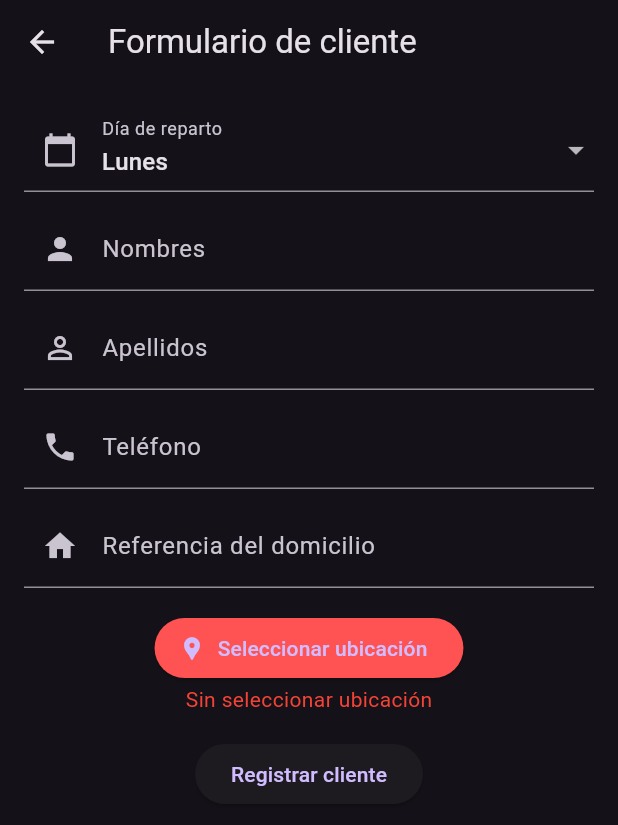
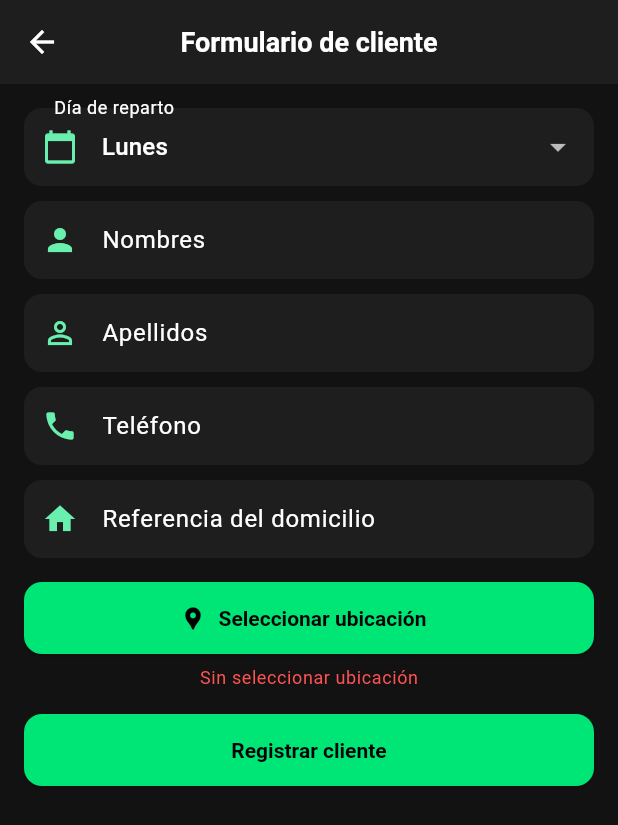
Before and after one commit to NOESUA/app_reparto, a Flutter app: the ClientesFormularioScreen screen opened by its route, on a phone screen of 412 x 824 dp. Shown: the top 825 px of the screen. Run offline on Flutter 3.47's test engine with Material 3 defaults, Android fonts, the phone set to English and light mode, and no system bars.

Commit message:
Actualización de diseño y unificacion de archivo theme

```diff
--- a/lib/core/theme.dart
+++ b/lib/core/theme.dart
@@ -1,11 +1,53 @@
 import 'package:flutter/material.dart';
 
-final ThemeData appTheme = ThemeData.dark().copyWith(
-  primaryColor: Colors.limeAccent,
+final ThemeData appTheme = ThemeData(
+  brightness: Brightness.dark,
+  colorScheme: ColorScheme.dark(
+    primary: Colors.greenAccent.shade400,
+    secondary: Colors.greenAccent.shade200,
+    error: Colors.redAccent,
+  ),
+
   scaffoldBackgroundColor: const Color(0xFF121212),
+
+  // Tipografía global
   textTheme: const TextTheme(
-    bodyLarge: TextStyle(fontSize: 16, color: Colors.white),
+    bodyLarge: TextStyle(fontSize: 16),
+    bodyMedium: TextStyle(fontSize: 14),
+    bodySmall: TextStyle(fontSize: 12, color: Colors.grey),
     titleLarge: TextStyle(fontSize: 20, fontWeight: FontWeight.bold),
   ),
-  colorScheme: ColorScheme.fromSwatch().copyWith(secondary: Colors.limeAccent),
+
+  // Estilo para inputs
+  inputDecorationTheme: InputDecorationTheme(
+    filled: true,
+    fillColor: const Color(0xFF1E1E1E),
+    labelStyle: const TextStyle(color: Colors.white),
+    prefixIconColor: Colors.greenAccent,
+    border: OutlineInputBorder(
+      borderRadius: BorderRadius.circular(12),
+      borderSide: BorderSide.none,
+    ),
+    contentPadding: const EdgeInsets.symmetric(vertical: 14, horizontal: 16),
+  ),
+
+  // Botones elevados
+  elevatedButtonTheme: ElevatedButtonThemeData(
+    style: ElevatedButton.styleFrom(
+      backgroundColor: Colors.greenAccent.shade400,
+      foregroundColor: Colors.black,
+      shape: RoundedRectangleBorder(borderRadius: BorderRadius.circular(12)),
+      minimumSize: const Size.fromHeight(48),
+      textStyle: const TextStyle(fontWeight: FontWeight.bold),
+    ),
+  ),
+
+  // AppBar
+  appBarTheme: const AppBarTheme(
+    backgroundColor: Color(0xFF1E1E1E),
+    foregroundColor: Colors.white,
+    elevation: 0,
+    centerTitle: true,
+    titleTextStyle: TextStyle(fontSize: 18, fontWeight: FontWeight.bold),
+  ),
 );
--- a/lib/screens/clientes/clientes_formulario_screen.dart
+++ b/lib/screens/clientes/clientes_formulario_screen.dart
@@ -1,5 +1,3 @@
-// archivo: clientes_formulario_screen.dart
-
 import 'package:flutter/material.dart';
 import 'clientes_mapa_screen.dart';
 
@@ -20,6 +18,7 @@ class _ClientesFormularioScreenState extends State<ClientesFormularioScreen> {
   late TextEditingController _apellidosController;
   late TextEditingController _telefonoController;
   late TextEditingController _referenciaController;
+
   String? _ubicacion;
   String _dia = 'Lunes';
 
@@ -42,10 +41,7 @@ class _ClientesFormularioScreenState extends State<ClientesFormularioScreen> {
     return Scaffold(
       appBar: AppBar(
         title: const Text('Formulario de cliente'),
-        leading: IconButton(
-          icon: const Icon(Icons.arrow_back),
-          onPressed: () => Navigator.pop(context),
-        ),
+        leading: BackButton(),
       ),
       body: SingleChildScrollView(
         padding: const EdgeInsets.all(16),
@@ -92,6 +88,7 @@ class _ClientesFormularioScreenState extends State<ClientesFormularioScreen> {
               const SizedBox(height: 10),
               TextFormField(
                 controller: _telefonoController,
+                keyboardType: TextInputType.phone,
                 decoration: const InputDecoration(
                   labelText: 'Teléfono',
                   prefixIcon: Icon(Icons.phone),
@@ -106,6 +103,8 @@ class _ClientesFormularioScreenState extends State<ClientesFormularioScreen> {
                 ),
               ),
               const SizedBox(height: 16),
+
+              /// BOTÓN DE UBICACIÓN
               ElevatedButton.icon(
                 onPressed: () async {
                   final result = await Navigator.push(
@@ -114,21 +113,21 @@ class _ClientesFormularioScreenState extends State<ClientesFormularioScreen> {
                       builder: (context) => const ClientesMapaScreen(),
                     ),
                   );
-                  setState(() {
-                    _ubicacion = result;
-                  });
+                  setState(() => _ubicacion = result);
                 },
                 icon: const Icon(Icons.location_pin),
                 label: const Text('Seleccionar ubicación'),
-                style: ElevatedButton.styleFrom(
-                  backgroundColor: Colors.redAccent,
+              ),
+              const SizedBox(height: 8),
+              Text(
+                _ubicacion ?? 'Sin seleccionar ubicación',
+                style: Theme.of(context).textTheme.bodySmall?.copyWith(
+                  color: Theme.of(context).colorScheme.error,
                 ),
               ),
-              Text(
-                _ubicacion ?? 'Sin seleccionar ubicación',
-                style: const TextStyle(color: Colors.red),
-              ),
               const SizedBox(height: 16),
+
+              /// BOTÓN DE REGISTRO
               ElevatedButton(
                 onPressed: () {
                   if (_formKey.currentState!.validate()) {
```
Also changed, not shown: lib/main.dart (+19 -21 lines), lib/widgets/custom_button.dart (+12 -33 lines).
